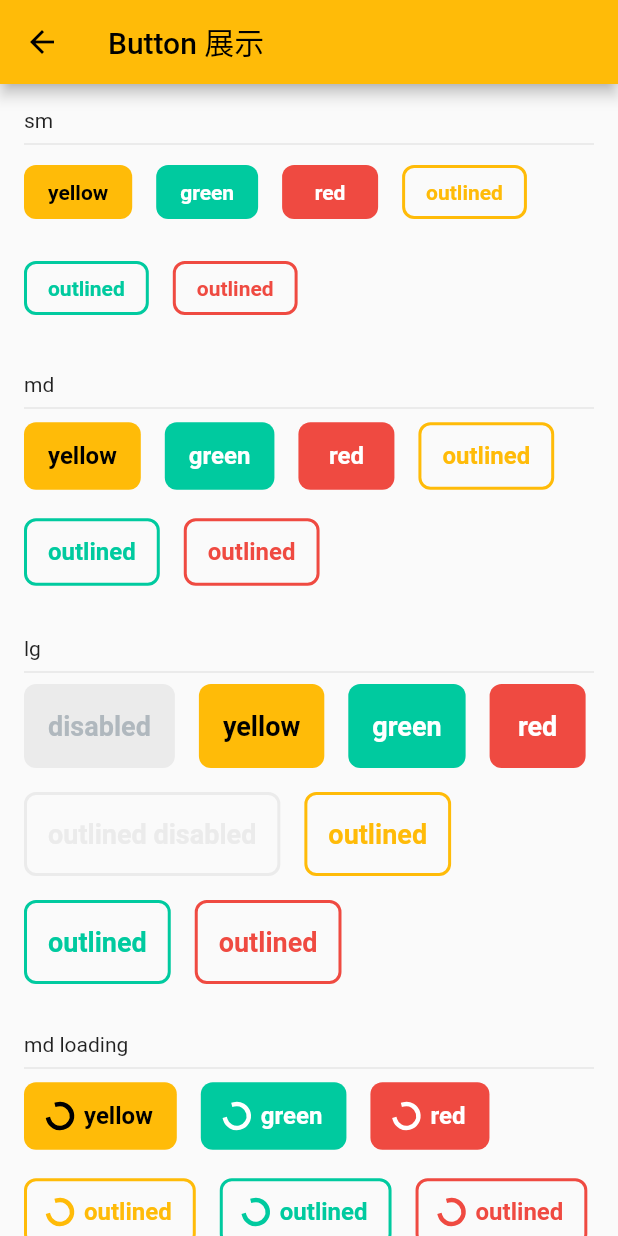
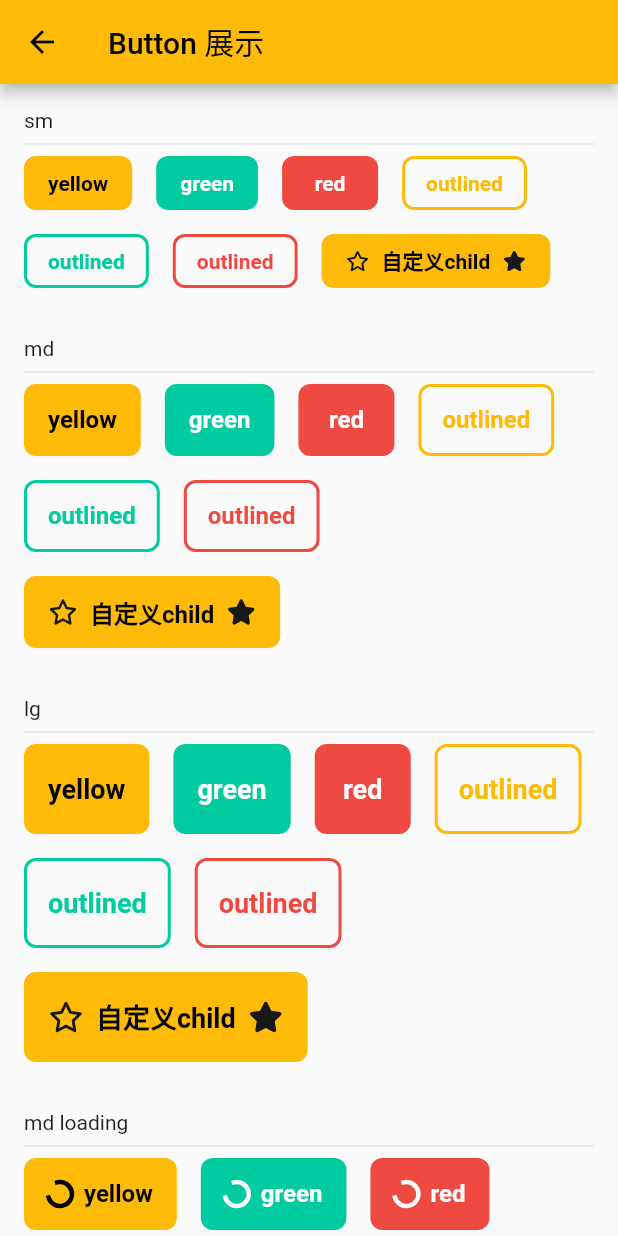
Before and after one commit to LeiYao123/flutter-demo, a Flutter app: the ButtonDemo screen opened directly, on a phone screen of 412 x 824 dp. Run offline on Flutter 3.47's test engine with Material 2 defaults, Android fonts, the phone set to English and light mode, and no system bars; our stand-ins replace another_flushbar, dio, flutter_svg, get, pull_to_refresh_flutter3, shared_preferences; accounts and stored records are empty.

Commit message:
fix: 完善button

```diff
--- a/lib/components/button/button.demo.dart
+++ b/lib/components/button/button.demo.dart
@@ -43,6 +43,22 @@ class ButtonDemo extends StatelessWidget {
             bgColor: RuColor.red,
             isOutlined: true,
             onPressed: () {}),
+        RuButton(
+          '自定义 child',
+          size: BtnSizeEnum.sm,
+          bgColor: RuColor.yellow,
+          onPressed: () {},
+          child: Row(
+            mainAxisSize: MainAxisSize.min,
+            children: [
+              RuIcons.svg(IconPath.LinedStar, size: 16),
+              const SizedBox(width: 8),
+              const Text('自定义child'),
+              const SizedBox(width: 8),
+              RuIcons.svg(IconPath.SolidStar, size: 16),
+            ],
+          ),
+        ),
       ],
     );
   }
@@ -72,6 +88,21 @@ class ButtonDemo extends StatelessWidget {
             bgColor: RuColor.green, isOutlined: true, onPressed: () {}),
         RuButton('outlined',
             bgColor: RuColor.red, isOutlined: true, onPressed: () {}),
+        RuButton(
+          '自定义 child',
+          bgColor: RuColor.yellow,
+          onPressed: () {},
+          child: Row(
+            mainAxisSize: MainAxisSize.min,
+            children: [
+              RuIcons.svg(IconPath.LinedStar, size: 20),
+              const SizedBox(width: 8),
+              const Text('自定义child'),
+              const SizedBox(width: 8),
+              RuIcons.svg(IconPath.SolidStar, size: 20),
+            ],
+          ),
+        ),
       ],
     );
   }
@@ -82,13 +113,6 @@ class ButtonDemo extends StatelessWidget {
       spacing: 16,
       runSpacing: 16,
       children: [
-        RuButton(
-          'disabled',
-          disabled: true,
-          size: BtnSizeEnum.lg,
-          bgColor: RuColor.yellow,
-          onPressed: () {},
-        ),
         RuButton('yellow',
             size: BtnSizeEnum.lg, bgColor: RuColor.yellow, onPressed: () {}),
         RuButton(
@@ -105,12 +129,6 @@ class ButtonDemo extends StatelessWidget {
           fgColor: RuColor.whitePure,
           onPressed: () {},
         ),
-        RuButton('outlined disabled',
-            disabled: true,
-            size: BtnSizeEnum.lg,
-            bgColor: RuColor.yellow,
-            isOutlined: true,
-            onPressed: () {}),
         RuButton('outlined',
             size: BtnSizeEnum.lg,
             bgColor: RuColor.yellow,
@@ -126,6 +144,22 @@ class ButtonDemo extends StatelessWidget {
             bgColor: RuColor.red,
             isOutlined: true,
             onPressed: () {}),
+        RuButton(
+          '自定义 child',
+          size: BtnSizeEnum.lg,
+          bgColor: RuColor.yellow,
+          onPressed: () {},
+          child: Row(
+            mainAxisSize: MainAxisSize.min,
+            children: [
+              RuIcons.svg(IconPath.LinedStar, size: 24),
+              const SizedBox(width: 8),
+              const Text('自定义child'),
+              const SizedBox(width: 8),
+              RuIcons.svg(IconPath.SolidStar, size: 24),
+            ],
+          ),
+        ),
       ],
     );
   }
@@ -171,6 +205,29 @@ class ButtonDemo extends StatelessWidget {
     );
   }
 
+  Widget _getDisabledBtn() {
+    return Wrap(
+      alignment: WrapAlignment.start,
+      spacing: 16,
+      runSpacing: 16,
+      children: [
+        RuButton(
+          'disabled',
+          disabled: true,
+          size: BtnSizeEnum.lg,
+          bgColor: RuColor.yellow,
+          onPressed: () {},
+        ),
+        RuButton('outlined disabled',
+            disabled: true,
+            size: BtnSizeEnum.lg,
+            bgColor: RuColor.yellow,
+            isOutlined: true,
+            onPressed: () {}),
+      ],
+    );
+  }
+
   Widget _getIconBtn() {
     return Wrap(
       children: [
@@ -189,32 +246,10 @@ class ButtonDemo extends StatelessWidget {
     );
   }
 
-  @override
-  Widget build(BuildContext context) {
-    return Scaffold(
-      appBar: AppBar(title: const Text('Button 展示')),
-      body: SingleChildScrollView(
-        padding: const EdgeInsets.all(16.0),
-        child: Column(
-          mainAxisAlignment: MainAxisAlignment.start,
-          crossAxisAlignment: CrossAxisAlignment.start,
-          children: [
-            const Text('sm'),
-            const Divider(),
-            _getsmBtn(),
-            const SizedBox(height: 32), const Text('md'),
-            const Divider(),
-            _getmdBtn(),
-            const SizedBox(height: 32), const Text('lg'),
-            const Divider(),
-            _getLgBtn(),
-            const SizedBox(height: 32), const Text('md loading'),
-            const Divider(),
-            _getmdLoadingBtn(),
-            const SizedBox(height: 32), const Text('icon button'),
-            const Divider(),
-            _getIconBtn(),
-            const SizedBox(height: 32), const Text('左右平分的button'),
+  List<Widget> _getAverageBtn() {
+    return [
+      const SizedBox(height: 32),
+      const Text('左右平分的button'),
       const Divider(),
       Row(
         children: [
@@ -238,7 +273,8 @@ class ButtonDemo extends StatelessWidget {
           ),
         ],
       ),
-            const SizedBox(height: 32), const Text('Expanded button'),
+      const SizedBox(height: 32),
+      const Text('Expanded button'),
       const Divider(),
       Row(
         children: [
@@ -266,7 +302,46 @@ class ButtonDemo extends StatelessWidget {
         margin: const EdgeInsets.symmetric(vertical: 32),
         onPressed: () {},
       ),
-            // RuButton('独占一行的button', isBlock: true, onPressed: () {})
+    ];
+  }
+
+  @override
+  Widget build(BuildContext context) {
+    final mediaQueryData = MediaQuery.of(context);
+    print(mediaQueryData);
+
+    return Scaffold(
+      appBar: AppBar(title: const Text('Button 展示')),
+      body: SingleChildScrollView(
+        padding: const EdgeInsets.all(16.0),
+        child: Column(
+          mainAxisAlignment: MainAxisAlignment.start,
+          crossAxisAlignment: CrossAxisAlignment.start,
+          children: [
+            const Text('sm'),
+            const Divider(),
+            _getsmBtn(),
+            const SizedBox(height: 32),
+            const Text('md'),
+            const Divider(),
+            _getmdBtn(),
+            const SizedBox(height: 32),
+            const Text('lg'),
+            const Divider(),
+            _getLgBtn(),
+            const SizedBox(height: 32),
+            const Text('md loading'),
+            const Divider(),
+            _getmdLoadingBtn(),
+            const SizedBox(height: 32),
+            const Text('lg disabled'),
+            const Divider(),
+            _getDisabledBtn(),
+            const SizedBox(height: 32),
+            const Text('icon button'),
+            const Divider(),
+            _getIconBtn(),
+            ..._getAverageBtn(),
           ],
         ),
       ),
--- a/lib/components/button/index.dart
+++ b/lib/components/button/index.dart
@@ -9,54 +9,64 @@ const Map<BtnSizeEnum, double> fontSizeMap = {
   BtnSizeEnum.lg: 18,
 };
 
-const Map<BtnSizeEnum, List<double>> paddingSizeMap = {
-  BtnSizeEnum.sm: [16, 10],
-  BtnSizeEnum.md: [16, 13],
-  BtnSizeEnum.lg: [16, 17.5],
+const Map<BtnSizeEnum, double> heightMap = {
+  BtnSizeEnum.sm: 36,
+  BtnSizeEnum.md: 48,
+  BtnSizeEnum.lg: 60,
 };
 
 class RuButton extends StatelessWidget {
   final String text;
+
+  /// 自定义 child 否则使用 text
+  final Widget? child;
   final Color? bgColor;
   final Color? fgColor;
   final EdgeInsets? margin;
   final double? width;
   final BtnSizeEnum size;
-  // 外边框，是否独占一行，禁用，loading
+
+  final Function()? onPressed;
+
+  /// 外边框，是否独占一行，禁用，loading
   final bool isOutlined, isBlock, disabled, loading;
-  final Function()? onPressed;
   const RuButton(
     this.text, {
     super.key,
+    this.child,
     this.onPressed,
     this.bgColor = RuColor.yellow,
     this.fgColor = RuColor.blackPure,
     this.size = BtnSizeEnum.md,
+    this.margin,
+    this.width,
     this.isOutlined = false,
     this.isBlock = false,
     this.disabled = false,
     this.loading = false,
-    this.margin,
-    this.width,
   });
 
-  List<Widget> _getChildren() {
-    List<Widget> btnChildren = [Text(text)];
+  Widget _getBtnChild() {
+    Widget child = Text(text);
     if (loading) {
-      btnChildren = [
+      child = Row(
+        mainAxisSize: MainAxisSize.min,
+        children: [
           SizedBox(
+            width: fontSizeMap[size],
             height: fontSizeMap[size],
-          width: fontSizeMap[size],
             child: CircularProgressIndicator(
               strokeWidth: 3.0,
-            valueColor: AlwaysStoppedAnimation(isOutlined ? bgColor : fgColor),
+              valueColor:
+                  AlwaysStoppedAnimation(isOutlined ? bgColor : fgColor),
             ),
           ),
           const SizedBox(width: 8),
           Text(text)
-      ];
+        ],
+      );
     }
-    return btnChildren;
+    return child;
   }
 
   ButtonStyle _getButtonStyle() {
@@ -69,10 +79,7 @@ class RuButton extends StatelessWidget {
       fontSize: fontSizeMap[size],
     );
 
-    final padding = EdgeInsets.symmetric(
-      horizontal: paddingSizeMap[size]![0],
-      vertical: paddingSizeMap[size]![1],
-    );
+    const padding = EdgeInsets.symmetric(horizontal: 16);
 
     final backgroundColor = disabled ? RuColor.common_16 : bgColor;
     final foregroundColor = disabled ? RuColor.common_32 : fgColor;
@@ -102,37 +109,25 @@ class RuButton extends StatelessWidget {
   Widget build(BuildContext context) {
     final onClick = (disabled || loading) ? null : onPressed;
 
-    final child = Row(
-      mainAxisSize: MainAxisSize.min,
-      children: _getChildren(),
-    );
-
     return Container(
       margin: margin,
       width: isBlock ? double.infinity : width,
+      height: heightMap[size],
       // constraints: BoxConstraints(minWidth: 120),
       child: isOutlined
           ? OutlinedButton(
               onPressed: onClick,
               style: _getButtonStyle(),
-              child: child,
+              child: child ?? _getBtnChild(),
             )
           : ElevatedButton(
               onPressed: onClick,
               style: _getButtonStyle(),
-              child: child,
+              child: child ?? _getBtnChild(),
             ),
     );
   }
 }
-
-// Icon button 组件
-
-const Map<BtnSizeEnum, double> iconBtnMap = {
-  BtnSizeEnum.sm: 36,
-  BtnSizeEnum.md: 48,
-  BtnSizeEnum.lg: 60,
-};
 
 class RuIconButton extends StatelessWidget {
   final Widget icon;
@@ -154,9 +149,7 @@ class RuIconButton extends StatelessWidget {
 
   @override
   Widget build(BuildContext context) {
-    final btnSize = iconBtnMap[size]!;
     final style = ButtonStyle(
-      minimumSize: MaterialStateProperty.all(Size(btnSize, btnSize)),
       shape: MaterialStateProperty.all(const CircleBorder()),
       elevation: MaterialStateProperty.all(0),
       backgroundColor: isOutlined ? null : MaterialStateProperty.all(bgColor),
@@ -169,6 +162,8 @@ class RuIconButton extends StatelessWidget {
           : null,
     );
     return Container(
+      width: heightMap[size]!,
+      height: heightMap[size]!,
       margin: margin,
       child: isOutlined
           ? OutlinedButton(onPressed: onPressed, style: style, child: icon)
@@ -176,3 +171,16 @@ class RuIconButton extends StatelessWidget {
     );
   }
 }
+
+
+// 直接通过 ButtonStyle 设置按钮尺寸
+// minimumSize: MaterialStateProperty.all(Size(btnSize, btnSize)),
+
+// const Map<BtnSizeEnum, List<double>> paddingSizeMap = {
+//   BtnSizeEnum.sm: [16, 10],
+//   BtnSizeEnum.md: [16, 13],
+//   BtnSizeEnum.lg: [16, 17.5],
+//   // BtnSizeEnum.sm: [16, 10],
+//   // BtnSizeEnum.md: [16, 13],
+//   // BtnSizeEnum.lg: [16, 17.5],
+// };
--- a/lib/style/theme.dart
+++ b/lib/style/theme.dart
@@ -72,3 +72,7 @@ class AppTheme {
   // MaterialStateProperty.resolveWith<Color>((states) => bgColor.withOpacity(0.1))
   // elevatedButtonTheme: const ElevatedButtonThemeData(
   // style: ButtonStyle(splashFactory: NoSplash.splashFactory)),
+
+  // flutter 布局原则 => 逻辑像素(类似安卓 dp 单位)，比如写了 100dp
+  // 物理像素 = devicePixelRatio * 逻辑像素
+  // 不论在任何尺寸的设备上代表的实际物理尺寸都是相同的（由 flutter 引擎处理）
```
Lines whose indentation alone changed are shown as unchanged.
